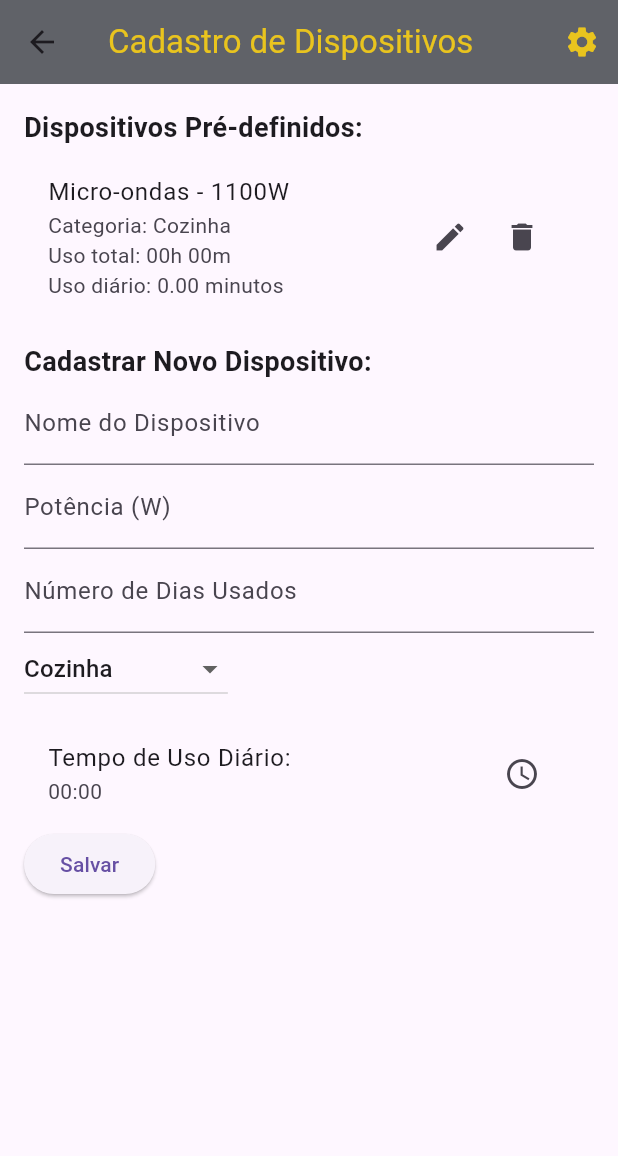
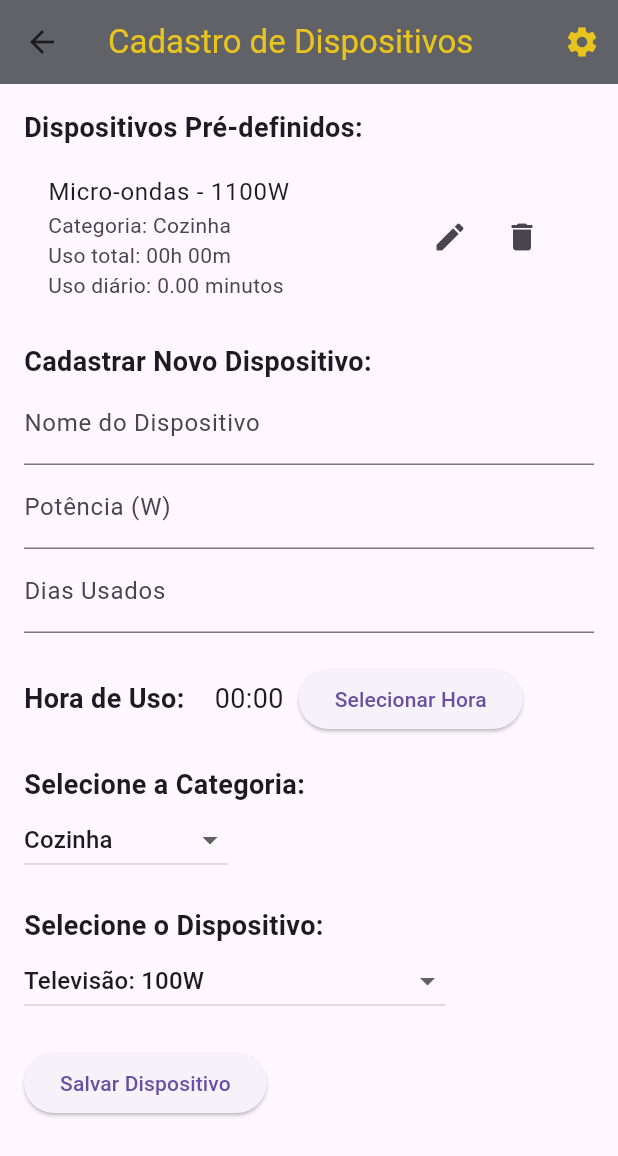
Before and after one commit to anabellypassos/WappControl, a Flutter app: the Tela2 screen opened directly, on a phone screen of 412 x 824 dp. Shown: the top 1156 px of the screen. Run offline on Flutter 3.47's test engine with Material 3 defaults, Android fonts, the phone set to English and light mode, and no system bars; our stand-ins replace firebase_core, flutter_mobx, mobx; accounts and stored records are empty; generated files the repository leaves out were written again.

Commit message:
categotia pré definida

```diff
--- a/lib/pages/configuracao_residencia.dart
+++ b/lib/pages/configuracao_residencia.dart
@@ -5,10 +5,10 @@ class ConfiguracaoResidencia extends StatefulWidget {
   const ConfiguracaoResidencia({super.key});
 
   @override
-  _ConfiguracaoResidenciaState createState() => _ConfiguracaoResidenciaState();
+  ConfiguracaoResidenciaState createState() => ConfiguracaoResidenciaState();
 }
 
-class _ConfiguracaoResidenciaState extends State<ConfiguracaoResidencia> {
+class ConfiguracaoResidenciaState extends State<ConfiguracaoResidencia> {
   final TextEditingController numPessoasController = TextEditingController();
   final TextEditingController numComodosController = TextEditingController();
   int numPessoas = 1;
--- a/lib/pages/tela_2.dart
+++ b/lib/pages/tela_2.dart
@@ -5,12 +5,19 @@ class Tela2 extends StatefulWidget {
   const Tela2({super.key});
 
   @override
-  _Tela2State createState() => _Tela2State();
+  Tela2State createState() => Tela2State();
 }
 
-class _Tela2State extends State<Tela2> {
+class Tela2State extends State<Tela2> {
   final List<Map<String, dynamic>> predefinedDevices = [
-    {'name': 'Micro-ondas', 'power': 1100, 'category': 'Cozinha', 'usage': 0.0, 'usageInMinutes': 0.0, 'daysUsed': 1},
+    {
+      'name': 'Micro-ondas',
+      'power': 1100,
+      'category': 'Cozinha',
+      'usage': 0.0,
+      'usageInMinutes': 0.0,
+      'daysUsed': 1
+    },
     // Adicione mais dispositivos conforme necessário
   ];
 
@@ -22,9 +29,32 @@ class _Tela2State extends State<Tela2> {
   String selectedTimeFormatted = "00:00";
 
   String selectedCategory = 'Cozinha';
+  String selectedDevice = 'Televisão: 100W'; // Adiciona uma variável para o dispositivo selecionado
   int? selectedIndex;
 
-  final List<String> categories = ['Cozinha', 'Iluminação', 'Entretenimento', 'Beleza', 'Outros'];
+  final List<String> eletrodomesticosDefinidos = [
+    'Televisão: 100W',
+    'Micro-ondas: 1100W',
+    'Chuveiro elétrico: 5500W',
+    'Notebook: 60W',
+    'Carregador de celular: 5W',
+    'Liquidificador: 350W',
+    'Cafeteira elétrica: 800W',
+    'Fogão elétrico: 1500W',
+    'Lâmpadas (LED): 10W por lâmpada',
+    'Ar-condicionado: 1200W',
+    'Ventilador: 70W',
+    'Chapinha: 60W',
+    'Secador de cabelo: 2000W',
+  ];
+
+  final List<String> categories = [
+    'Cozinha',
+    'Iluminação',
+    'Entretenimento',
+    'Beleza',
+    'Outros'
+  ];
 
   Future<void> pickTime(BuildContext context) async {
     final TimeOfDay? picked = await showTimePicker(
@@ -35,7 +65,8 @@ class _Tela2State extends State<Tela2> {
     if (picked != null && picked != selectedTime) {
       setState(() {
         selectedTime = picked;
-        selectedTimeFormatted = '${picked.hour}:${picked.minute.toString().padLeft(2, '0')}';
+        selectedTimeFormatted =
+            '${picked.hour}:${picked.minute.toString().padLeft(2, '0')}';
       });
     }
   }
@@ -45,17 +76,28 @@ class _Tela2State extends State<Tela2> {
     final int? power = int.tryParse(powerController.text);
     final int? daysUsed = int.tryParse(daysUsedController.text);
 
-    if (name.isNotEmpty && power != null && selectedCategory.isNotEmpty && selectedTime != null && daysUsed != null) {
-      final double totalHours = selectedTime!.hour + (selectedTime!.minute / 60);
+    if (name.isNotEmpty &&
+        power != null &&
+        selectedCategory.isNotEmpty &&
+        selectedTime != null &&
+        daysUsed != null) {
+      final double totalHours =
+          selectedTime!.hour + (selectedTime!.minute / 60);
       final double totalMinutes = totalHours * 60;
 
       setState(() {
         final device = {
           'name': name,
           'power': power,
-          'category': selectedCategory, // Atribuir a categoria selecionada
-          'usage': (selectedIndex == null ? 0.0 : predefinedDevices[selectedIndex!]['usage']) + totalHours,
-          'usageInMinutes': (selectedIndex == null ? 0.0 : predefinedDevices[selectedIndex!]['usageInMinutes']) + totalMinutes,
+          'category': selectedCategory,
+          'usage': (selectedIndex == null
+                  ? 0.0
+                  : predefinedDevices[selectedIndex!]['usage']) +
+              totalHours,
+          'usageInMinutes': (selectedIndex == null
+                  ? 0.0
+                  : predefinedDevices[selectedIndex!]['usageInMinutes']) +
+              totalMinutes,
           'daysUsed': daysUsed,
         };
 
@@ -84,6 +126,7 @@ class _Tela2State extends State<Tela2> {
     daysUsedController.clear();
     selectedTimeFormatted = "00:00";
     selectedCategory = categories[0];
+    selectedDevice = eletrodomesticosDefinidos[0]; // Redefine o dispositivo selecionado
     selectedIndex = null;
     selectedTime = null;
   }
@@ -93,7 +136,8 @@ class _Tela2State extends State<Tela2> {
     nameController.text = device['name'];
     powerController.text = device['power'].toString();
     daysUsedController.text = device['daysUsed'].toString();
-    selectedCategory = device['category']; // Atribuir a categoria ao editar
+    selectedCategory = device['category'];
+    selectedDevice = '${device['name']}: ${device['power']}W'; // Atribuir dispositivo ao editar
     selectedTimeFormatted = _formatTimeFromHours(device['usage']);
     selectedIndex = index;
   }
@@ -113,6 +157,20 @@ class _Tela2State extends State<Tela2> {
     ScaffoldMessenger.of(context).showSnackBar(
       const SnackBar(content: Text('Dispositivo excluído com sucesso!')),
     );
+  }
+
+  void _updateFieldsFromDevice(String device) {
+    final parts = device.split(':');
+    if (parts.length == 2) {
+      final name = parts[0].trim();
+      final powerString = parts[1].trim().replaceAll('W', '').trim();
+      final power = int.tryParse(powerString);
+
+      setState(() {
+        nameController.text = name;
+        powerController.text = power?.toString() ?? '';
+      });
+    }
   }
 
   @override
@@ -161,7 +219,8 @@ class _Tela2State extends State<Tela2> {
                 final int hours = totalMinutes ~/ 60;
                 final int minutes = totalMinutes % 60;
                 final int daysUsed = device['daysUsed'];
-                final double dailyUsageInMinutes = device['usageInMinutes'] / daysUsed;
+                final double dailyUsageInMinutes =
+                    device['usageInMinutes'] / daysUsed;
                 return ListTile(
                   title: Text('${device['name']} - ${device['power']}W'),
                   subtitle: Text(
@@ -189,7 +248,8 @@ class _Tela2State extends State<Tela2> {
             ),
             TextField(
               controller: nameController,
-              decoration: const InputDecoration(labelText: 'Nome do Dispositivo'),
+              decoration:
+                  const InputDecoration(labelText: 'Nome do Dispositivo'),
             ),
             TextField(
               controller: powerController,
@@ -198,14 +258,38 @@ class _Tela2State extends State<Tela2> {
             ),
             TextField(
               controller: daysUsedController,
-              decoration: const InputDecoration(labelText: 'Número de Dias Usados'),
+              decoration: const InputDecoration(labelText: 'Dias Usados'),
               keyboardType: TextInputType.number,
+            ),
+            const SizedBox(height: 20),
+            Row(
+              children: [
+                const Text(
+                  'Hora de Uso:',
+                  style: TextStyle(fontSize: 18, fontWeight: FontWeight.bold),
+                ),
+                const SizedBox(width: 20),
+                Text(
+                  selectedTimeFormatted,
+                  style: const TextStyle(fontSize: 18),
+                ),
+                const SizedBox(width: 10),
+                ElevatedButton(
+                  onPressed: () => pickTime(context),
+                  child: const Text('Selecionar Hora'),
+                ),
+              ],
+            ),
+            const SizedBox(height: 20),
+            const Text(
+              'Selecione a Categoria:',
+              style: TextStyle(fontSize: 18, fontWeight: FontWeight.bold),
             ),
             DropdownButton<String>(
               value: selectedCategory,
-              onChanged: (value) {
+              onChanged: (String? newValue) {
                 setState(() {
-                  selectedCategory = value!;
+                  selectedCategory = newValue!;
                 });
               },
               items: categories.map<DropdownMenuItem<String>>((String category) {
@@ -215,18 +299,31 @@ class _Tela2State extends State<Tela2> {
                 );
               }).toList(),
             ),
-            const SizedBox(height: 10),
-            ListTile(
-              title: const Text('Tempo de Uso Diário:'),
-              subtitle: Text(selectedTimeFormatted),
-              trailing: IconButton(
-                icon: const Icon(Icons.access_time),
-                onPressed: () => pickTime(context),
-              ),
+            const SizedBox(height: 20),
+            const Text(
+              'Selecione o Dispositivo:',
+              style: TextStyle(fontSize: 18, fontWeight: FontWeight.bold),
             ),
+            DropdownButton<String>(
+              value: selectedDevice,
+              onChanged: (String? newValue) {
+                setState(() {
+                  selectedDevice = newValue!;
+                  _updateFieldsFromDevice(selectedDevice); // Atualiza os campos com o dispositivo selecionado
+                });
+              },
+              items: eletrodomesticosDefinidos
+                  .map<DropdownMenuItem<String>>((String device) {
+                return DropdownMenuItem<String>(
+                  value: device,
+                  child: Text(device),
+                );
+              }).toList(),
+            ),
+            const SizedBox(height: 20),
             ElevatedButton(
               onPressed: saveDevice,
-              child: Text(selectedIndex == null ? 'Salvar' : 'Atualizar'),
+              child: const Text('Salvar Dispositivo'),
             ),
           ],
         ),
```
